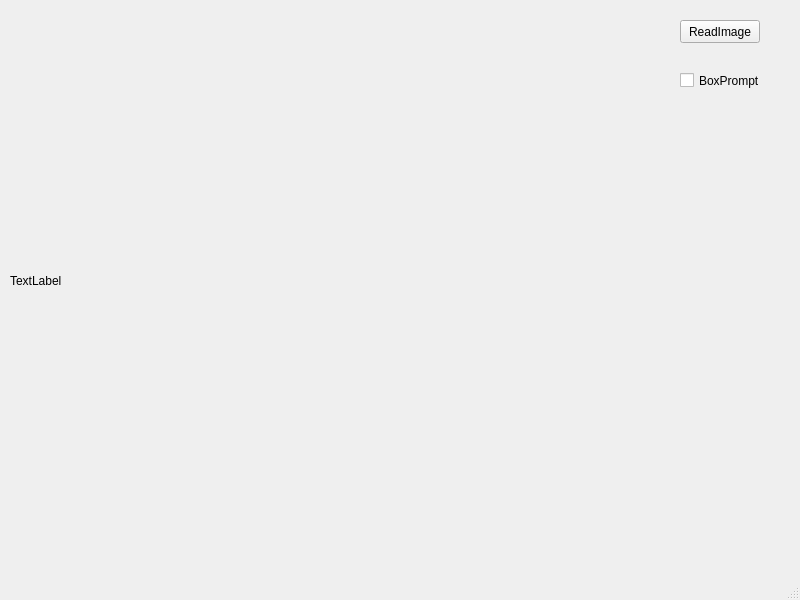
Before: the Qt Designer form qtproj/SAMQT/mainwindow.ui in ZHEQIUSHUI/SAM-ONNX-AX650-CPP, drawn with Qt 5.
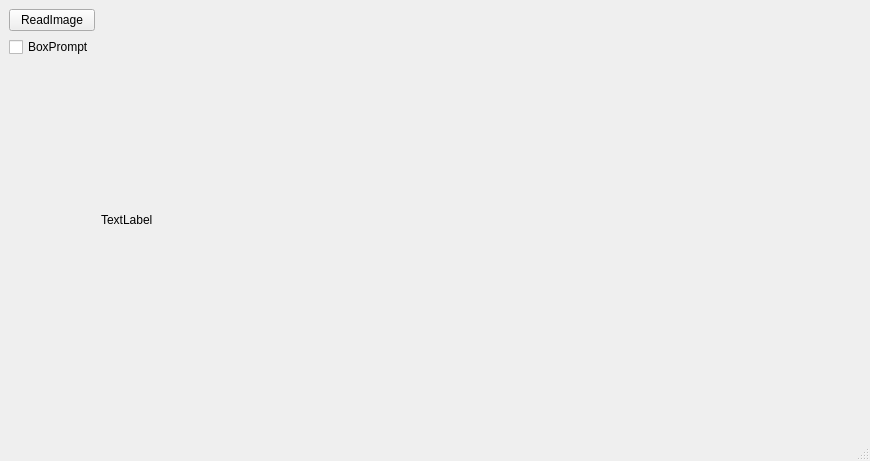
After: the same form once the commit is applied. Custom widgets are drawn as their Qt base class.

Commit message: gird layout windows

```diff
--- a/qtproj/SAMQT/mainwindow.ui
+++ b/qtproj/SAMQT/mainwindow.ui
@@ -6,53 +6,62 @@
    <rect>
     <x>0</x>
     <y>0</y>
-    <width>800</width>
-    <height>600</height>
+    <width>870</width>
+    <height>461</height>
    </rect>
   </property>
   <property name="windowTitle">
    <string>MainWindow</string>
   </property>
   <widget class="QWidget" name="centralwidget">
-   <widget class="myQLabel" name="label">
-    <property name="geometry">
-     <rect>
-      <x>10</x>
-      <y>10</y>
-      <width>631</width>
-      <height>541</height>
-     </rect>
-    </property>
-    <property name="text">
-     <string>TextLabel</string>
-    </property>
-   </widget>
+   <layout class="QGridLayout" name="gridLayout">
+    <item row="0" column="0">
+     <layout class="QFormLayout" name="formLayout">
+      <item row="0" column="0">
+       <layout class="QVBoxLayout" name="verticalLayout_2">
+        <item>
+         <layout class="QVBoxLayout" name="verticalLayout">
+          <item>
    <widget class="QPushButton" name="btn_read_image">
-    <property name="geometry">
-     <rect>
-      <x>680</x>
-      <y>20</y>
-      <width>80</width>
-      <height>23</height>
-     </rect>
-    </property>
     <property name="text">
      <string>ReadImage</string>
     </property>
    </widget>
+          </item>
+          <item>
    <widget class="QCheckBox" name="ckb_boxprompt">
-    <property name="geometry">
-     <rect>
-      <x>680</x>
-      <y>70</y>
-      <width>85</width>
-      <height>21</height>
-     </rect>
-    </property>
     <property name="text">
      <string>BoxPrompt</string>
     </property>
    </widget>
+          </item>
+         </layout>
+        </item>
+        <item>
+         <spacer name="verticalSpacer">
+          <property name="orientation">
+           <enum>Qt::Vertical</enum>
+          </property>
+          <property name="sizeHint" stdset="0">
+           <size>
+            <width>20</width>
+            <height>40</height>
+           </size>
+          </property>
+         </spacer>
+        </item>
+       </layout>
+      </item>
+      <item row="0" column="1">
+       <widget class="myQLabel" name="label">
+        <property name="text">
+         <string>TextLabel</string>
+        </property>
+       </widget>
+      </item>
+     </layout>
+    </item>
+   </layout>
   </widget>
   <widget class="QMenuBar" name="menubar">
    <property name="geometry">
```
Left out of the diff: 2 changed lines with no effect on the pictures. Lines whose indentation alone changed are shown as unchanged. The commit also changes 3 other files.
